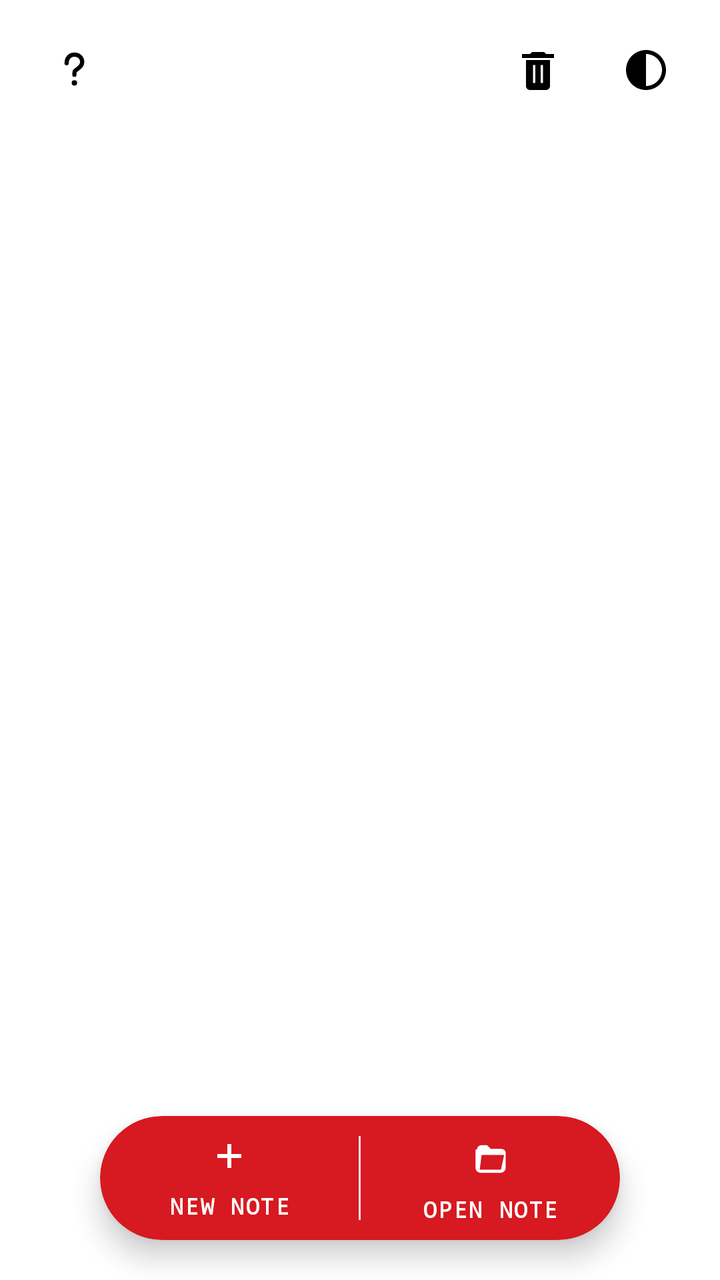
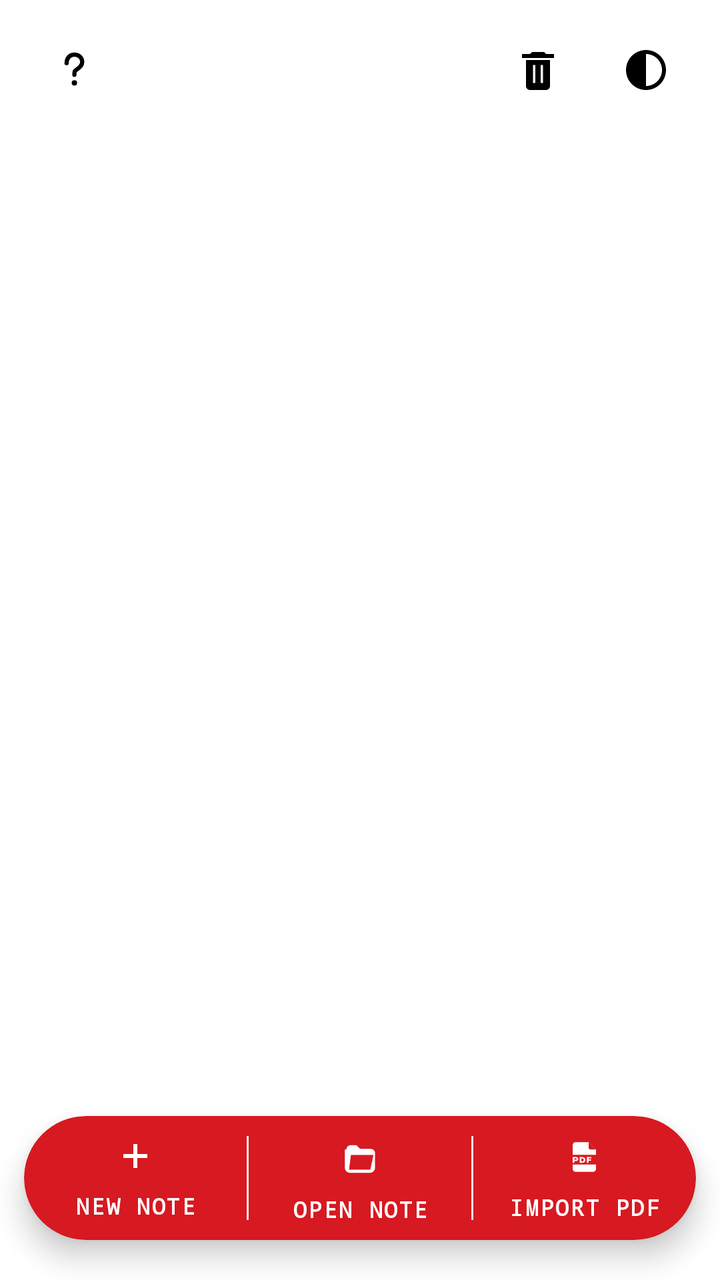

Before-and-after screenshots of an Android layout around one commit, followed by the original layout XML and the change that was made.
<!-- AndroidManifest.xml: application theme Theme.SNotes -->
<!-- res/layout/activity_notes.xml -->
<?xml version="1.0" encoding="utf-8"?>
<FrameLayout xmlns:android="http://schemas.android.com/apk/res/android"
    android:id="@+id/rootNotes"
    android:layout_width="match_parent"
    android:layout_height="match_parent">

    <LinearLayout
        android:layout_width="match_parent"
        android:layout_height="match_parent"
        android:orientation="vertical">

        <FrameLayout
            android:id="@+id/headerBox"
            android:layout_width="match_parent"
            android:layout_height="wrap_content"
            android:paddingHorizontal="10dp"
            android:paddingVertical="8dp">

            <FrameLayout
                android:id="@+id/header"
                android:layout_width="match_parent"
                android:layout_height="wrap_content">

                <ImageButton
                    android:id="@+id/btnGuide"
                    style="@style/ToolBtn"
                    android:layout_gravity="start|center_vertical"
                    android:src="@drawable/ic_help"
                    android:contentDescription="@string/guide" />

                <LinearLayout
                    android:layout_width="wrap_content"
                    android:layout_height="wrap_content"
                    android:layout_gravity="center"
                    android:orientation="vertical"
                    android:gravity="center_horizontal">

                    <TextView
                        android:id="@+id/txtHeader"
                        android:layout_width="wrap_content"
                        android:layout_height="wrap_content"
                        android:text="@string/app_name_caps"
                        android:textSize="27sp"
                        android:textStyle="bold"
                        android:fontFamily="monospace"
                        android:letterSpacing="0.24" />

                    <TextView
                        android:id="@+id/txtStorage"
                        android:layout_width="wrap_content"
                        android:layout_height="wrap_content"
                        android:layout_marginTop="3dp"
                        android:textSize="11sp"
                        android:fontFamily="monospace"
                        android:letterSpacing="0.08" />
                </LinearLayout>

                <LinearLayout
                    android:layout_width="wrap_content"
                    android:layout_height="wrap_content"
                    android:layout_gravity="end|center_vertical"
                    android:orientation="horizontal">

                    <ImageButton
                        android:id="@+id/btnTrash"
                        style="@style/ToolBtn"
                        android:src="@drawable/ic_trash"
                        android:contentDescription="Trash" />

                    <ImageButton
                        android:id="@+id/btnThemeList"
                        style="@style/ToolBtn"
                        android:src="@drawable/ic_theme"
                        android:contentDescription="Theme" />

                    
                    <ImageButton
                        android:id="@+id/btnHomeMenu"
                        android:layout_width="1dp"
                        android:layout_height="1dp"
                        android:visibility="gone"
                        android:src="@drawable/ic_menu" />
                </LinearLayout>
            </FrameLayout>

            <LinearLayout
                android:id="@+id/selHeader"
                android:layout_width="match_parent"
                android:layout_height="wrap_content"
                android:orientation="horizontal"
                android:gravity="center_vertical"
                android:visibility="gone">

                <ImageButton
                    android:id="@+id/btnSelClose"
                    style="@style/ToolBtn"
                    android:src="@drawable/ic_back"
                    android:contentDescription="@string/deselect_all" />

                <TextView
                    android:id="@+id/txtSelCount"
                    android:layout_width="0dp"
                    android:layout_height="wrap_content"
                    android:layout_weight="1"
                    android:layout_marginStart="6dp"
                    android:textSize="16sp"
                    android:textStyle="bold"
                    android:fontFamily="monospace"
                    android:letterSpacing="0.12"
                    android:maxLines="1" />

                <ImageButton
                    android:id="@+id/btnSelectAll"
                    style="@style/ToolBtn"
                    android:src="@drawable/ic_check"
                    android:contentDescription="@string/select_all" />

                <ImageButton
                    android:id="@+id/btnSelExport"
                    style="@style/ToolBtn"
                    android:src="@drawable/ic_share"
                    android:contentDescription="@string/share_export" />

                <ImageButton
                    android:id="@+id/btnSelDelete"
                    style="@style/ToolBtn"
                    android:src="@drawable/ic_delete"
                    android:contentDescription="@string/delete" />
            </LinearLayout>
        </FrameLayout>

        <TextView
            android:id="@+id/txtEmpty"
            android:layout_width="match_parent"
            android:layout_height="wrap_content"
            android:layout_marginTop="90dp"
            android:gravity="center"
            android:paddingTop="4dp"
            android:includeFontPadding="false"
            android:fontFamily="monospace"
            android:letterSpacing="0.12"
            android:textSize="15sp"
            android:lineSpacingExtra="8dp"
            android:text="@string/no_notes"
            android:visibility="gone" />

        <androidx.recyclerview.widget.RecyclerView
            android:id="@+id/recycler"
            android:layout_width="match_parent"
            android:layout_height="0dp"
            android:layout_weight="1"
            android:clipToPadding="false"
            android:scrollbars="none"
            android:paddingBottom="96dp" />
    </LinearLayout>

    
    <LinearLayout
        android:id="@+id/homeMenuPanel"
        android:layout_width="1dp"
        android:layout_height="1dp"
        android:visibility="gone" />

    
    <LinearLayout
        android:id="@+id/notebookActions"
        android:layout_width="260dp"
        android:layout_height="62dp"
        android:layout_gravity="bottom|center_horizontal"
        android:layout_marginBottom="20dp"
        android:background="@drawable/bg_notebook_actions"
        android:clipToOutline="true"
        android:elevation="8dp"
        android:orientation="horizontal">

        <TextView
            android:id="@+id/btnNew"
            android:layout_width="0dp"
            android:layout_height="match_parent"
            android:layout_weight="1"
            android:background="?attr/selectableItemBackgroundBorderless"
            android:clickable="true"
            android:drawableTop="@drawable/ic_new_note_white"
            android:drawablePadding="-1dp"
            android:focusable="true"
            android:fontFamily="monospace"
            android:gravity="center"
            android:paddingTop="10dp"
            android:translationY="2dp"
            android:includeFontPadding="false"
            android:letterSpacing="0.08"
            android:text="@string/new_note_short"
            android:textAllCaps="true"
            android:textColor="@color/pure_white"
            android:textSize="11sp"
            android:textStyle="bold" />

        <View
            android:id="@+id/notebookActionDivider"
            android:layout_width="1dp"
            android:layout_height="42dp"
            android:layout_gravity="center_vertical"
            android:alpha="0.9"
            android:background="@color/pure_white" />

        <TextView
            android:id="@+id/btnOpenNotebook"
            android:layout_width="0dp"
            android:layout_height="match_parent"
            android:layout_weight="1"
            android:background="?attr/selectableItemBackgroundBorderless"
            android:clickable="true"
            android:drawableTop="@drawable/ic_folder_open_white"
            android:drawablePadding="-1dp"
            android:focusable="true"
            android:fontFamily="monospace"
            android:gravity="center"
            android:paddingTop="10dp"
            android:translationY="3dp"
            android:includeFontPadding="false"
            android:letterSpacing="0.08"
            android:text="@string/open_notebook_short"
            android:textAllCaps="true"
            android:textColor="@color/pure_white"
            android:textSize="11sp"
            android:textStyle="bold" />
    </LinearLayout>
</FrameLayout>
<!-- resources referenced by this layout -->
<resources>
  <color name="pure_white">#FFFFFF</color>
  <!-- drawable bg_notebook_actions (drawable) -->
  <?xml version="1.0" encoding="utf-8"?>
  <shape xmlns:android="http://schemas.android.com/apk/res/android"
      android:shape="rectangle">
      <solid android:color="@color/nothing_red" />
      <corners android:radius="31dp" />
  </shape>
  <!-- drawable ic_back (drawable) -->
  <?xml version="1.0" encoding="utf-8"?>
  <vector xmlns:android="http://schemas.android.com/apk/res/android"
      android:width="24dp" android:height="24dp"
      android:viewportWidth="24" android:viewportHeight="24">
      <path android:fillColor="#FF000000" android:pathData="M20,11H7.83l5.59,-5.59L12,4l-8,8 8,8 1.41,-1.41L7.83,13H20v-2z" />
  </vector>
  <!-- drawable ic_check (drawable) -->
  <?xml version="1.0" encoding="utf-8"?>
  <vector xmlns:android="http://schemas.android.com/apk/res/android"
      android:width="24dp" android:height="24dp"
      android:viewportWidth="24" android:viewportHeight="24">
      <path android:fillColor="#FF000000"
          android:pathData="M9,16.17L4.83,12l-1.42,1.41L9,19 21,7l-1.41,-1.41z" />
  </vector>
  <!-- drawable ic_delete (drawable) -->
  <?xml version="1.0" encoding="utf-8"?>
  <vector xmlns:android="http://schemas.android.com/apk/res/android"
      android:width="24dp" android:height="24dp"
      android:viewportWidth="24" android:viewportHeight="24">
      <path android:fillColor="#FF000000" android:pathData="M6,19c0,1.1 0.9,2 2,2h8c1.1,0 2,-0.9 2,-2V7H6v12zM19,4h-3.5l-1,-1h-5l-1,1H5v2h14V4z" />
  </vector>
  <!-- drawable ic_menu (drawable) -->
  <?xml version="1.0" encoding="utf-8"?>
  <vector xmlns:android="http://schemas.android.com/apk/res/android"
      android:width="32dp"
      android:height="32dp"
      android:viewportWidth="32"
      android:viewportHeight="32">
      <path
          android:fillColor="#FF000000"
          android:pathData="M5,7 L27,7 L27,10 L5,10 Z M5,14.5 L27,14.5 L27,17.5 L5,17.5 Z M5,22 L27,22 L27,25 L5,25 Z" />
  </vector>
  <!-- drawable ic_new_note_white (drawable) -->
  <?xml version="1.0" encoding="utf-8"?>
  <vector xmlns:android="http://schemas.android.com/apk/res/android"
      android:width="16dp"
      android:height="16dp"
      android:viewportWidth="32"
      android:viewportHeight="32">
      <path
          android:fillColor="@color/pure_white"
          android:pathData="M14,4H18V14H28V18H18V28H14V18H4V14H14Z" />
  </vector>
  <!-- drawable ic_theme (drawable) -->
  <?xml version="1.0" encoding="utf-8"?>
  <vector xmlns:android="http://schemas.android.com/apk/res/android"
      android:width="24dp" android:height="24dp"
      android:viewportWidth="24" android:viewportHeight="24">
      <path android:fillColor="#FF000000" android:pathData="M12,2C6.48,2 2,6.48 2,12s4.48,10 10,10 10,-4.48 10,-10S17.52,2 12,2zM12,20L12,4c4.41,0 8,3.59 8,8s-3.59,8 -8,8z" />
  </vector>
  <string name="app_name_caps">S NOTES</string>
  <string name="delete">DELETE</string>
  <string name="deselect_all">CLEAR</string>
  <string name="guide">GUIDE</string>
  <string name="new_note_short"> NEW NOTE</string>
  <string name="no_notes">NO NOTES YET.\nTAP + NEW NOTE TO START.</string>
  <string name="open_notebook_short">OPEN NOTE</string>
  <string name="select_all">SELECT ALL</string>
  <string name="share_export">SHARE / EXPORT</string>
  <style name="ToolBtn">
          <item name="android:layout_width">54dp</item>
          <item name="android:layout_height">54dp</item>
          <item name="android:background">?attr/selectableItemBackgroundBorderless</item>
          <item name="android:scaleType">centerInside</item>
          <item name="android:padding">12dp</item>
      </style>
  <color name="nothing_red">#D71921</color>
  <color name="pure_black">#000000</color>
</resources>

<!-- the commit's change to res/layout/activity_notes.xml (unified diff, before → after) -->
@@ -164,7 +164,7 @@
     
     <LinearLayout
         android:id="@+id/notebookActions"
-        android:layout_width="260dp"
+        android:layout_width="336dp"
         android:layout_height="62dp"
         android:layout_gravity="bottom|center_horizontal"
         android:layout_marginBottom="20dp"
@@ -224,5 +224,36 @@
             android:textColor="@color/pure_white"
             android:textSize="11sp"
             android:textStyle="bold" />
+
+        <View
+            android:id="@+id/notebookActionDivider2"
+            android:layout_width="1dp"
+            android:layout_height="42dp"
+            android:layout_gravity="center_vertical"
+            android:alpha="0.9"
+            android:background="@color/pure_white" />
+
+        <TextView
+            android:id="@+id/btnImportPdf"
+            android:layout_width="0dp"
+            android:layout_height="match_parent"
+            android:layout_weight="1"
+            android:background="?attr/selectableItemBackgroundBorderless"
+            android:clickable="true"
+            android:contentDescription="@string/import_pdf_short"
+            android:drawableTop="@drawable/ic_pdf_white"
+            android:drawablePadding="-1dp"
+            android:focusable="true"
+            android:fontFamily="monospace"
+            android:gravity="center"
+            android:paddingTop="10dp"
+            android:translationY="2dp"
+            android:includeFontPadding="false"
+            android:letterSpacing="0.08"
+            android:text="@string/import_pdf_short"
+            android:textAllCaps="true"
+            android:textColor="@color/pure_white"
+            android:textSize="11sp"
+            android:textStyle="bold" />
     </LinearLayout>
 </FrameLayout>
<!-- resource entries referenced after the edit -->
@@ -63,6 +63,7 @@
   <string name="delete">DELETE</string>
   <string name="deselect_all">CLEAR</string>
   <string name="guide">GUIDE</string>
+  <string name="import_pdf_short">IMPORT PDF</string>
   <string name="new_note_short"> NEW NOTE</string>
   <string name="no_notes">NO NOTES YET.\nTAP + NEW NOTE TO START.</string>
   <string name="open_notebook_short">OPEN NOTE</string>
